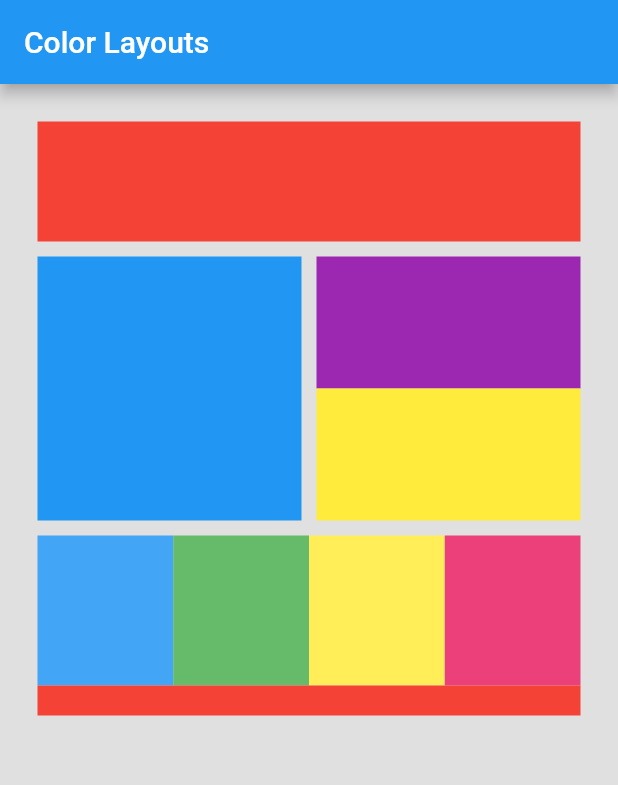
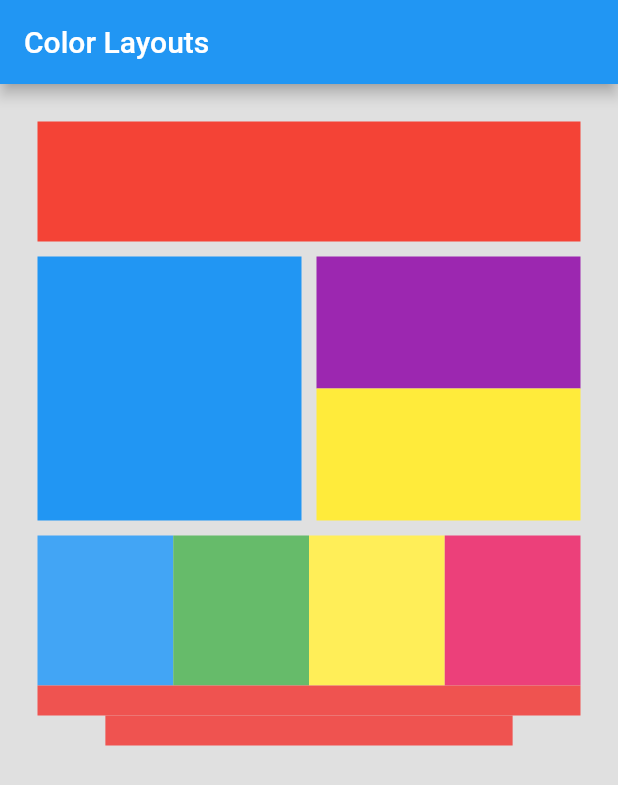
Before and after one commit to ghigbie/flutter_color_layout, a Flutter app: the screen it shows after launch, on a phone screen of 412 x 824 dp. Shown: the top 785 px of the screen. Run offline on Flutter 3.47's test engine with Material 2 defaults, Android fonts, the phone set to English and light mode, and no system bars.

```diff
--- a/lib/color_layout.dart
+++ b/lib/color_layout.dart
@@ -79,9 +79,12 @@ class ColorLayout extends StatelessWidget{
             _SecondRow(),
             _ThirdRow(),
             Container(
-              padding: EdgeInsets.only(top: _CELL_PADDING),
-              color: Colors.red,
+              color: Colors.red[400],
               height: _SMALL_CELLS_HEIGHT,
+            ),
+            FractionallySizedBox(
+              widthFactor: 0.75,
+              child: Container(color: Colors.red[400], height: _SMALL_CELLS_HEIGHT),
             )
           ]
             ),
```
